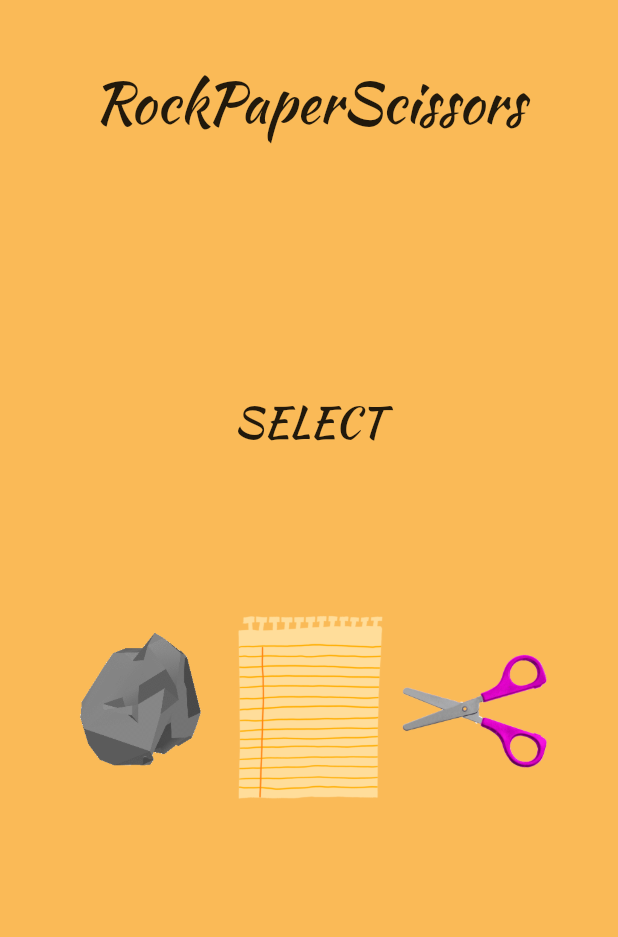
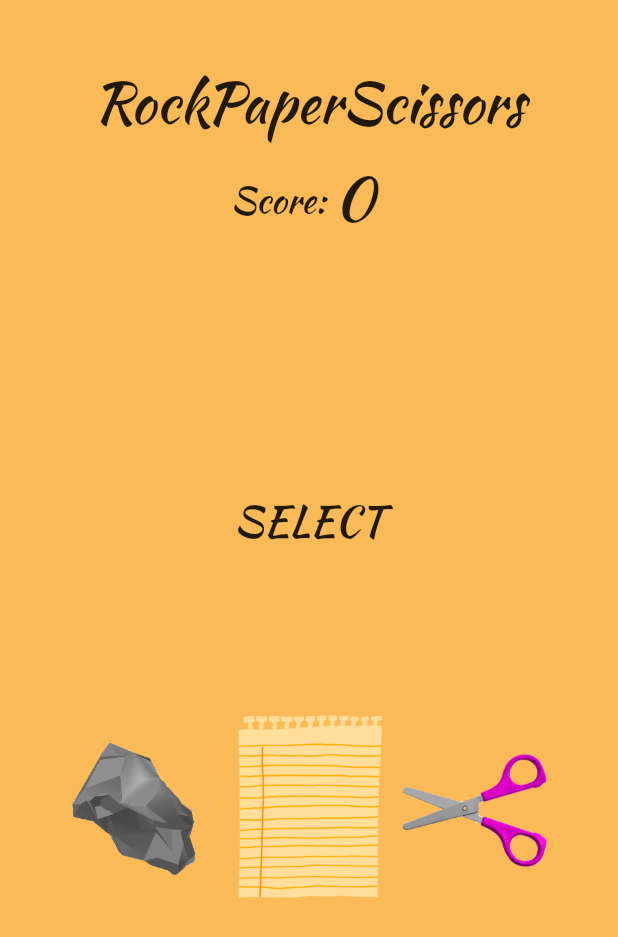
Before and after one commit to CoderRaja1234/Rock_Scissor_and_Paper_Game, a Flutter app: the screen it shows after launch, on a phone screen of 412 x 824 dp. Shown: the top 937 px of the screen. Run offline on Flutter 3.47's test engine with Material 2 defaults, Android fonts, the phone set to English and light mode, and no system bars.

Commit message:
score added

```diff
--- a/lib/main.dart
+++ b/lib/main.dart
@@ -1,12 +1,14 @@
 import 'dart:math';
+import 'package:flutter/cupertino.dart';
 import 'package:flutter/material.dart';
 import 'dart:async';
 
 double width, height;
+int score = 0;
 String userSelection = 'rock', botSelection = 'rock';
 //visibility of gifs
 bool rock = true, paper = true, scissors = true;
-String res="Draw", comment="";
+String res = "Draw", comment = "";
 
 void main() {
   runApp(MaterialApp(
@@ -23,8 +25,8 @@ class _SplashState extends State<Splash> {
   @override
   void initState() {
     Timer(
-        Duration(seconds: 4),
-            () => Navigator.pushReplacement(
+        Duration(milliseconds: 800),
+        () => Navigator.pushReplacement(
             context, MaterialPageRoute(builder: (context) => Home())));
   }
 
@@ -53,42 +55,43 @@ void calc(String userSelection) {
   if (userSelection == 'paper') userItem = 1;
   if (userSelection == 'scissors') userItem = 2;
 
-  if (bot == userItem)
-  {
-    res="Draw";
-    comment="Try again.";
-  }
-  else {
+  if (bot == userItem) {
+    res = "Draw";
+    comment = "Try again.";
+  } else {
     if (userItem == 0) {
       if (bot == 1) {
-        res="You Lose!!";
-        comment="$botSelection covers $userSelection";
+        res = "You Lose!!";
+        comment = "$botSelection covers $userSelection";
       }
       if (bot == 2) {
-        res="You Win!!";
-        comment="$userSelection smashes $botSelection";
+        res = "You Win!!";
+        score += 1;
+        comment = "$userSelection smashes $botSelection";
       }
     }
 
     if (userItem == 1) {
-      if (bot == 0){
-        res="You Win!!";
-        comment="$userSelection covers $botSelection";
+      if (bot == 0) {
+        res = "You Win!!";
+        score += 1;
+        comment = "$userSelection covers $botSelection";
       }
-      if (bot == 2){
-        res="You Lose!!";
-        comment="$botSelection cut $userSelection";
+      if (bot == 2) {
+        res = "You Lose!!";
+        comment = "$botSelection cut $userSelection";
       }
     }
 
     if (userItem == 2) {
-      if (bot == 0){
-        res="You Lose!!";
-        comment="$botSelection smashes $userSelection";
+      if (bot == 0) {
+        res = "You Lose!!";
+        comment = "$botSelection smashes $userSelection";
       }
-      if (bot == 1){
-        res="You Win!!";
-        comment="$userSelection cut $botSelection";
+      if (bot == 1) {
+        res = "You Win!!";
+        score += 1;
+        comment = "$userSelection cut $botSelection";
       }
     }
   }
@@ -110,7 +113,7 @@ class _HomeState extends State<Home> with SingleTickerProviderStateMixin {
   @override
   void initState() {
     _animationController =
-        AnimationController(vsync: this, duration: Duration(milliseconds: 200));
+        AnimationController(vsync: this, duration: Duration(milliseconds: 500));
 
     super.initState();
   }
@@ -131,9 +134,24 @@ class _HomeState extends State<Home> with SingleTickerProviderStateMixin {
             'RockPaperScissors',
             style: TextStyle(fontFamily: 'KaushanScript', fontSize: 38),
           ),
-          // SizedBox(
-          //   height: height * 0.2,
-          // ),
+          SizedBox(
+            height: height * 0.01,
+          ),
+          Center(
+            child: Row(
+                crossAxisAlignment: CrossAxisAlignment.center,
+                mainAxisAlignment: MainAxisAlignment.center,
+                children: [
+                  Text(
+                    'Score: ',
+                    style: TextStyle(fontFamily: 'KaushanScript', fontSize: 24),
+                  ),
+                  Text(
+                    '$score ',
+                    style: TextStyle(fontFamily: 'KaushanScript', fontSize: 40,),
+                  ),
+                ]),
+          ),
           Stack(children: [
             AnimatedOpacity(
               opacity: firstLayerVisible ? 1.0 : 0.0,
@@ -219,11 +237,11 @@ class _HomeState extends State<Home> with SingleTickerProviderStateMixin {
                   ),
                   Text(
                     res,
-                    style: TextStyle(fontFamily: 'KaushanScript', fontSize: 28),
+                    style: TextStyle(fontFamily: 'KaushanScript', fontSize: 30),
                   ),
                   Text(
                     comment,
-                    style: TextStyle(fontFamily: 'KaushanScript', fontSize: 28),
+                    style: TextStyle(fontFamily: 'KaushanScript', fontSize: 26),
                   ),
                   SizedBox(
                     height: height * 0.05,
@@ -232,8 +250,8 @@ class _HomeState extends State<Home> with SingleTickerProviderStateMixin {
                     mainAxisAlignment: MainAxisAlignment.center,
                     children: [
                       SlideTransition(
-                        position:
-                        Tween<Offset>(begin: Offset(-10, 0), end: Offset.zero)
+                        position: Tween<Offset>(
+                                begin: Offset(-10, 0), end: Offset.zero)
                             .animate(_animationController),
                         child: Card(
                           elevation: 0,
@@ -243,8 +261,8 @@ class _HomeState extends State<Home> with SingleTickerProviderStateMixin {
                         ),
                       ),
                       SlideTransition(
-                        position:
-                        Tween<Offset>(begin: Offset(10, 0), end: Offset.zero)
+                        position: Tween<Offset>(
+                                begin: Offset(10, 0), end: Offset.zero)
                             .animate(_animationController),
                         child: Card(
                           elevation: 0,
@@ -255,12 +273,15 @@ class _HomeState extends State<Home> with SingleTickerProviderStateMixin {
                       ),
                     ],
                   ),
-                  SizedBox(height: height*0.1,),
+                  SizedBox(
+                    height: height * 0.1,
+                  ),
                   ClipOval(
                     child: Material(
                       color: Colors.blue, // button color
                       child: InkWell(
-                        splashColor: Colors.red, // inkwell color
+                        splashColor: Color.fromRGBO(250, 186, 87, 1),
+                        // inkwell color
                         child: SizedBox(
                             width: 56, height: 56, child: Icon(Icons.refresh)),
                         onTap: () {
@@ -277,25 +298,6 @@ class _HomeState extends State<Home> with SingleTickerProviderStateMixin {
               ),
             ),
           ]),
-          // Center(
-          //   child: ClipOval(
-          //     child: Material(
-          //       color: Colors.blue, // button color
-          //       child: InkWell(
-          //         splashColor: Colors.red, // inkwell color
-          //         child: SizedBox(
-          //             width: 56, height: 56, child: Icon(Icons.refresh)),
-          //         onTap: () {
-          //           setState(() {
-          //             _animationController.reverse();
-          //             firstLayerVisible = true;
-          //             secondLayerVisible = false;
-          //           });
-          //         },
-          //       ),
-          //     ),
-          //   ),
-          // )
         ],
       ),
     );
```
